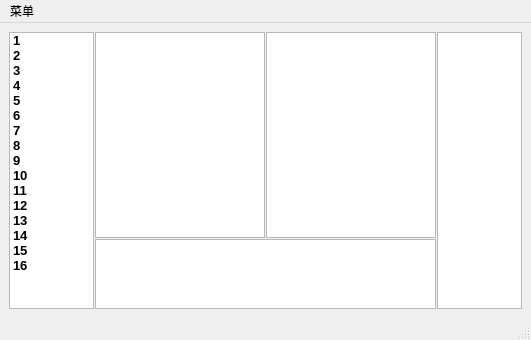
Qt form mainUI.ui (githubxiaowei/BrokenHead) before a commit.
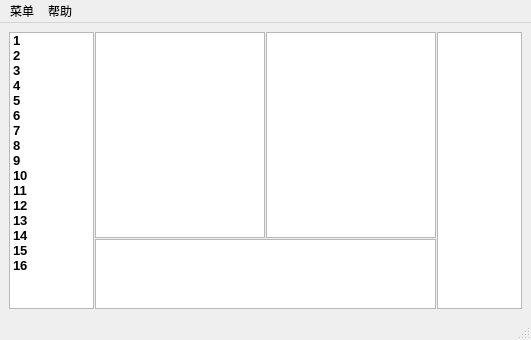
The same form after that commit.

Patch:
```diff
--- a/mainUI.ui
+++ b/mainUI.ui
@@ -192,9 +192,16 @@
      <string>菜单</string>
     </property>
     <addaction name="separator"/>
-    <addaction name="actionopen"/>
+    <addaction name="action_open"/>
+   </widget>
+   <widget class="QMenu" name="menu_2">
+    <property name="title">
+     <string>帮助</string>
+    </property>
+    <addaction name="action_help"/>
    </widget>
    <addaction name="menu"/>
+   <addaction name="menu_2"/>
   </widget>
   <widget class="QStatusBar" name="statusbar"/>
   <action name="actionopen">
```
Left out of the diff: 7 changed lines with no effect on the pictures.
